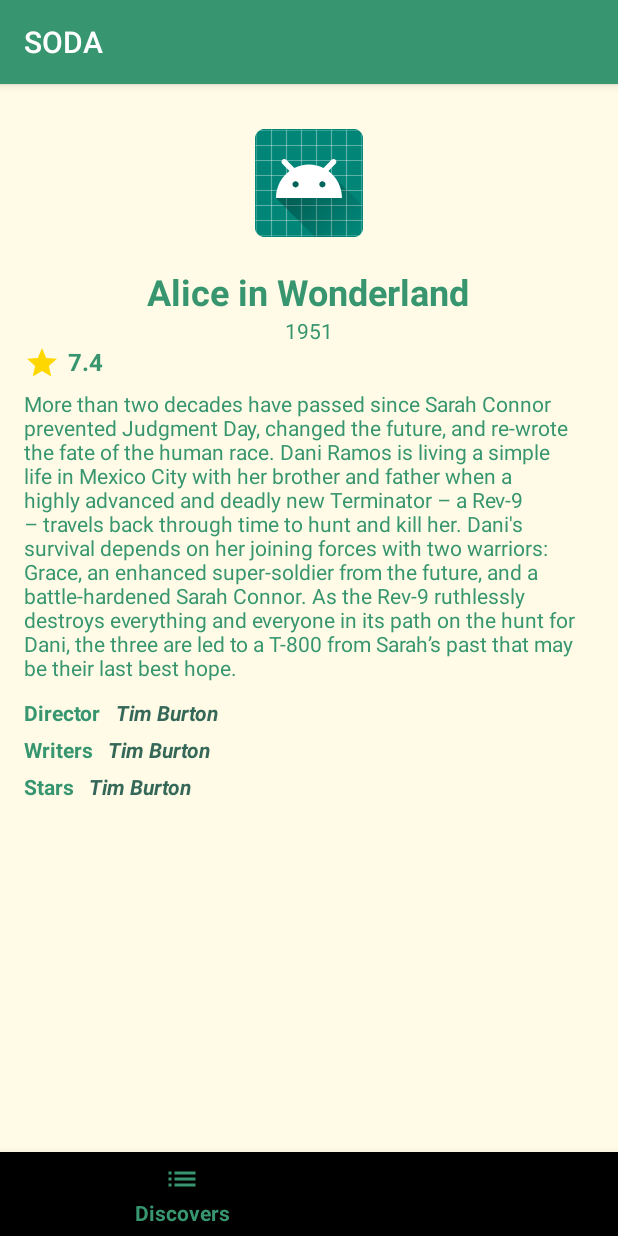
After one commit to GabrielMaz/Soda, an Android app: the fragment MovieDetailFragment placed in its activity, on a phone screen of 412 x 824 dp. The commit adds this screen. Run offline under Robolectric (Android 15) with nearby library versions, the phone set to English and light mode, and no system bars.

Commit message:
Add styles, movie detail view and other things

```diff
--- a/app/src/main/java/com/gabrielmaz/soda/models/Discover.kt
+++ b/app/src/main/java/com/gabrielmaz/soda/models/Discover.kt
@@ -4,5 +4,5 @@ data class Discover(
     val page: Int,
     val totalResult : Int,
     val totalPages: Int,
-    val results: List<Movie>
+    val results: ArrayList<Movie>
 )
--- a/app/src/main/java/com/gabrielmaz/soda/views/discover/DiscoverFragment.kt
+++ b/app/src/main/java/com/gabrielmaz/soda/views/discover/DiscoverFragment.kt
@@ -9,9 +9,26 @@ import android.view.View
 import android.view.ViewGroup
 
 import com.gabrielmaz.soda.R
+import com.gabrielmaz.soda.adapters.DiscoverAdapter
+import com.gabrielmaz.soda.controllers.DiscoverController
+import com.gabrielmaz.soda.helpers.gone
+import com.gabrielmaz.soda.helpers.visible
+import com.gabrielmaz.soda.models.Movie
+import kotlinx.android.synthetic.main.fragment_discover.*
+import kotlinx.coroutines.CoroutineScope
+import kotlinx.coroutines.Dispatchers
+import kotlinx.coroutines.launch
+import kotlinx.coroutines.withContext
+import java.lang.Exception
+import kotlin.coroutines.CoroutineContext
 
-class DiscoverFragment : Fragment() {
+class DiscoverFragment : Fragment(), CoroutineScope {
+    override val coroutineContext: CoroutineContext
+        get() = Dispatchers.Main
     private var listener: OnFragmentInteractionListener? = null
+
+    private var discoverController = DiscoverController()
+    private lateinit var discovers: ArrayList<Movie>
 
     override fun onCreateView(
         inflater: LayoutInflater, container: ViewGroup?,
@@ -20,8 +37,10 @@ class DiscoverFragment : Fragment() {
         return inflater.inflate(R.layout.fragment_discover, container, false)
     }
 
-    fun onButtonPressed() {
-        listener?.onFragmentInteraction()
+    override fun onViewCreated(view: View, savedInstanceState: Bundle?) {
+        super.onViewCreated(view, savedInstanceState)
+
+        load()
     }
 
     override fun onAttach(context: Context) {
@@ -39,7 +58,38 @@ class DiscoverFragment : Fragment() {
     }
 
     interface OnFragmentInteractionListener {
-        fun onFragmentInteraction()
+        fun goToMovieDetails()
+    }
+
+    private fun load() {
+        discovers = ArrayList()
+
+        launch(Dispatchers.IO) {
+            try {
+                discovers = discoverController.getDiscovers().results
+
+                withContext(Dispatchers.Main) {
+                    if (discovers.isNotEmpty()) {
+                        discover_grid.visible()
+                        discover_emptyview.gone()
+
+                        discover_grid.adapter = activity?.let {
+                            DiscoverAdapter(discovers, it) {
+                                listener?.goToMovieDetails()
+                            }
+                        }
+                    } else {
+                        discover_grid.gone()
+                        discover_emptyview.visible()
+                    }
+                }
+            } catch (ex: Exception) {
+                withContext(Dispatchers.Main) {
+                    println(ex.message)
+                }
+            }
+        }
+
     }
 
 }
--- /dev/null
+++ b/app/src/main/java/com/gabrielmaz/soda/views/movie/MovieDetailFragment.kt
@@ -0,0 +1,51 @@
+package com.gabrielmaz.soda.views.movie
+
+
+import android.content.Context
+import android.os.Bundle
+import androidx.fragment.app.Fragment
+import android.view.LayoutInflater
+import android.view.View
+import android.view.ViewGroup
+
+import com.gabrielmaz.soda.R
+
+class MovieDetailFragment : Fragment() {
+
+    private var listener: MovieDetailFragment.OnFragmentInteractionListener? = null
+
+    override fun onCreateView(
+        inflater: LayoutInflater, container: ViewGroup?,
+        savedInstanceState: Bundle?
+    ): View? {
+        // Inflate the layout for this fragment
+        return inflater.inflate(R.layout.fragment_movie_detail, container, false)
+    }
+
+    override fun onViewCreated(view: View, savedInstanceState: Bundle?) {
+        super.onViewCreated(view, savedInstanceState)
+
+    }
+
+    fun onButtonPressed() {
+        listener?.goToDiscovers()
+    }
+
+    override fun onAttach(context: Context) {
+        super.onAttach(context)
+        if (context is MovieDetailFragment.OnFragmentInteractionListener) {
+            listener = context
+        } else {
+            throw RuntimeException("$context must implement OnFragmentInteractionListener")
+        }
+    }
+
+    override fun onDetach() {
+        super.onDetach()
+        listener = null
+    }
+
+    interface OnFragmentInteractionListener {
+        fun goToDiscovers()
+    }
+}
--- /dev/null
+++ b/app/src/main/res/drawable/ic_star.xml
@@ -0,0 +1,5 @@
+<vector android:height="16dp" android:tint="#999999"
+    android:viewportHeight="24.0" android:viewportWidth="24.0"
+    android:width="16dp" xmlns:android="http://schemas.android.com/apk/res/android">
+    <path android:fillColor="#FF000000" android:pathData="M12,17.27L18.18,21l-1.64,-7.03L22,9.24l-7.19,-0.61L12,2 9.19,8.63 2,9.24l5.46,4.73L5.82,21z"/>
+</vector>
--- /dev/null
+++ b/app/src/main/res/drawable/ic_star_golden.xml
@@ -0,0 +1,5 @@
+<vector android:height="24dp" android:tint="#FFD700"
+    android:viewportHeight="24.0" android:viewportWidth="24.0"
+    android:width="24dp" xmlns:android="http://schemas.android.com/apk/res/android">
+    <path android:fillColor="#FF000000" android:pathData="M12,17.27L18.18,21l-1.64,-7.03L22,9.24l-7.19,-0.61L12,2 9.19,8.63 2,9.24l5.46,4.73L5.82,21z"/>
+</vector>
--- /dev/null
+++ b/app/src/main/res/layout/fragment_movie_detail.xml
@@ -0,0 +1,120 @@
+<?xml version="1.0" encoding="utf-8"?>
+<LinearLayout xmlns:android="http://schemas.android.com/apk/res/android"
+    xmlns:tools="http://schemas.android.com/tools"
+    android:layout_width="match_parent"
+    android:layout_height="match_parent"
+    android:paddingStart="@dimen/horizontal_margin"
+    android:paddingEnd="@dimen/horizontal_margin"
+    android:orientation="vertical"
+    tools:context=".views.movie.MovieDetailFragment">
+
+    <ScrollView
+        android:layout_width="match_parent"
+        android:layout_height="match_parent">
+
+        <RelativeLayout
+            android:layout_width="match_parent"
+            android:layout_height="wrap_content">
+
+            <ImageView
+                android:id="@+id/movie_image"
+                android:layout_width="wrap_content"
+                android:layout_height="wrap_content"
+                android:layout_centerHorizontal="true"
+                android:layout_marginStart="30dp"
+                android:layout_marginTop="30dp"
+                android:layout_marginEnd="30dp"
+                android:src="@mipmap/ic_launcher" />
+
+            <TextView
+                android:id="@+id/movie_title"
+                style="@style/TextViewStyle.MovieTitle"
+                android:layout_below="@id/movie_image"
+                android:layout_centerHorizontal="true"
+                android:layout_marginTop="20dp"
+                android:text="Alice in Wonderland"
+                android:textSize="24sp"
+                tools:text="Alice in Wonderland" />
+
+            <TextView
+                android:id="@+id/movie_year"
+                style="@style/TextViewStyle"
+                android:layout_below="@id/movie_title"
+                android:layout_centerHorizontal="true"
+                android:text="1951"
+                tools:text="1951" />
+
+            <ImageView
+                android:id="@+id/movie_rate_image"
+                android:layout_width="wrap_content"
+                android:layout_height="wrap_content"
+                android:layout_below="@id/movie_year"
+                android:src="@drawable/ic_star_golden" />
+
+            <TextView
+                android:id="@+id/movie_rate"
+                style="@style/TextViewStyle.Rate"
+                android:layout_below="@id/movie_year"
+                android:layout_alignTop="@id/movie_rate_image"
+                android:layout_alignBottom="@id/movie_rate_image"
+                android:layout_toEndOf="@id/movie_rate_image"
+                android:text="7.4"
+                tools:text="7.4" />
+
+            <TextView
+                android:id="@+id/movie_description"
+                style="@style/TextViewStyle"
+                android:layout_below="@id/movie_rate_image"
+                android:layout_marginTop="5dp"
+                android:layout_marginBottom="5dp"
+                android:text="More than two decades have passed since Sarah Connor prevented Judgment Day, changed the future, and re-wrote the fate of the human race. Dani Ramos is living a simple life in Mexico City with her brother and father when a highly advanced and deadly new Terminator – a Rev-9 – travels back through time to hunt and kill her. Dani's survival depends on her joining forces with two warriors: Grace, an enhanced super-soldier from the future, and a battle-hardened Sarah Connor. As the Rev-9 ruthlessly destroys everything and everyone in its path on the hunt for Dani, the three are led to a T-800 from Sarah’s past that may be their last best hope."
+                tools:text="More than two decades have passed since Sarah Connor prevented Judgment Day, changed the future, and re-wrote the fate of the human race. Dani Ramos is living a simple life in Mexico City with her brother and father when a highly advanced and deadly new Terminator – a Rev-9 – travels back through time to hunt and kill her. Dani's survival depends on her joining forces with two warriors: Grace, an enhanced super-soldier from the future, and a battle-hardened Sarah Connor. As the Rev-9 ruthlessly destroys everything and everyone in its path on the hunt for Dani, the three are led to a T-800 from Sarah’s past that may be their last best hope." />
+
+            <TextView
+                android:id="@+id/movie_director_title"
+                style="@style/TextViewStyle.PeopleTitle"
+                android:layout_below="@id/movie_description"
+                android:text="@string/director" />
+
+            <TextView
+                android:id="@+id/movie_director"
+                style="@style/TextViewStyle.People"
+                android:layout_alignTop="@id/movie_director_title"
+                android:layout_toEndOf="@id/movie_director_title"
+                android:text="Tim Burton"
+                tools:text="Tim Burton" />
+
+            <TextView
+                android:id="@+id/movie_writers_title"
+                style="@style/TextViewStyle.PeopleTitle"
+                android:layout_below="@id/movie_director_title"
+                android:text="@string/writers" />
+
+            <TextView
+                android:id="@+id/movie_writers"
+                style="@style/TextViewStyle.People"
+                android:layout_alignTop="@id/movie_writers_title"
+                android:layout_toEndOf="@id/movie_writers_title"
+                android:text="Tim Burton"
+                tools:text="Tim Burton" />
+
+            <TextView
+                android:id="@+id/movie_stars_title"
+                style="@style/TextViewStyle.PeopleTitle"
+                android:layout_below="@id/movie_writers_title"
+                android:text="@string/stars" />
+
+            <TextView
+                android:id="@+id/movie_stars"
+                style="@style/TextViewStyle.People"
+                android:layout_alignTop="@id/movie_stars_title"
+                android:layout_toEndOf="@id/movie_stars_title"
+                android:text="Tim Burton"
+                tools:text="Tim Burton" />
+
+
+        </RelativeLayout>
+
+    </ScrollView>
+
+</LinearLayout>
--- a/app/src/main/res/values/colors.xml
+++ b/app/src/main/res/values/colors.xml
@@ -1,6 +1,14 @@
 <?xml version="1.0" encoding="utf-8"?>
 <resources>
-    <color name="colorPrimary">#008577</color>
-    <color name="colorPrimaryDark">#00574B</color>
-    <color name="colorAccent">#D81B60</color>
+    <color name="colorPrimary">#37966F</color>
+    <color name="colorPrimaryDark">#356859</color>
+    <color name="colorAccent">#B9E4C9</color>
+
+    <color name="white">#FFFFFF</color>
+
+    <color name="gray">#999999</color>
+
+    <color name="beige">#FFFBE6</color>
+    <color name="orange">#FD5523</color>
+
 </resources>
--- /dev/null
+++ b/app/src/main/res/values/dimens.xml
@@ -0,0 +1,5 @@
+<?xml version="1.0" encoding="utf-8"?>
+<resources>
+    <dimen name="horizontal_margin">16dp</dimen>
+    <dimen name="vertical_margin">10dp</dimen>
+</resources>
--- a/app/src/main/res/values/strings.xml
+++ b/app/src/main/res/values/strings.xml
@@ -1,7 +1,17 @@
 <resources>
     <string name="app_name">SODA</string>
 
+    <!-- Tags -->
+    <string name="favorites_fragment_tag">FAVORITES_FRAGMENT_TAG</string>
+    <string name="discover_fragment_tag">DISCOVER_FRAGMENT_TAG</string>
+    <string name="movie_detail_fragment_tag">MOVIE_DETAIL_FRAGMENT_TAG</string>
+
     <string name="title_discovers">Discovers</string>
     <string name="title_favorites">Favorites</string>
+    <string name="discovers_emptyview">There aren\t discovers</string>
+    <string name="director">Director</string>
+    <string name="writers">Writers</string>
+    <string name="stars">Stars</string>
+
 
 </resources>
--- a/app/src/main/res/values/styles.xml
+++ b/app/src/main/res/values/styles.xml
@@ -6,6 +6,35 @@
         <item name="colorPrimary">@color/colorPrimary</item>
         <item name="colorPrimaryDark">@color/colorPrimaryDark</item>
         <item name="colorAccent">@color/colorAccent</item>
+        <item name="android:windowBackground">@color/beige</item>
+    </style>
+
+    <style name="TextViewStyle" parent="Widget.AppCompat.TextView">
+        <item name="android:layout_height">wrap_content</item>
+        <item name="android:layout_width">wrap_content</item>
+        <item name="android:textColor">@color/colorPrimary</item>
+    </style>
+
+    <style name="TextViewStyle.PeopleTitle">
+        <item name="android:layout_marginTop">5dp</item>
+        <item name="android:textStyle">bold</item>
+    </style>
+
+    <style name="TextViewStyle.People">
+        <item name="android:textColor">@color/colorPrimaryDark</item>
+        <item name="android:textStyle">italic|bold</item>
+        <item name="android:layout_marginStart">10dp</item>
+    </style>
+
+    <style name="TextViewStyle.MovieTitle">
+        <item name="android:layout_marginTop">5dp</item>
+        <item name="android:textStyle">bold</item>
+    </style>
+
+    <style name="TextViewStyle.Rate">
+        <item name="android:textSize">16sp</item>
+        <item name="android:textStyle">bold</item>
+        <item name="android:layout_marginStart">5dp</item>
     </style>
 
 </resources>
```
Also changed, not shown: app/src/main/java/com/gabrielmaz/soda/adapters/DiscoverAdapter.kt (added, +54 -0 lines), app/src/main/java/com/gabrielmaz/soda/helpers/ViewExtensions.kt (added, +25 -0 lines), app/src/main/java/com/gabrielmaz/soda/views/MainActivity.kt (+18 -1 lines), app/src/main/res/layout/fragment_discover.xml (+32 -5 lines), app/src/main/res/layout/item_discover.xml (added, +73 -0 lines).
